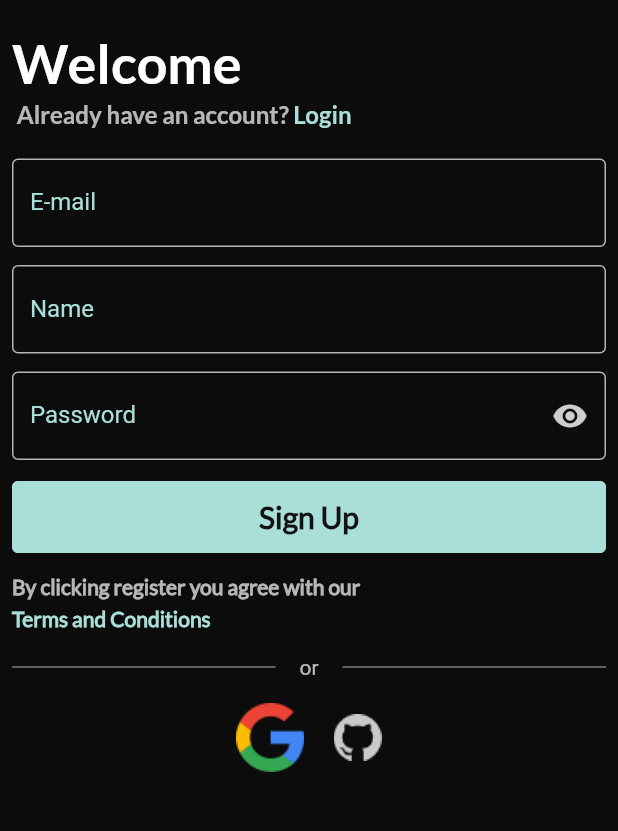
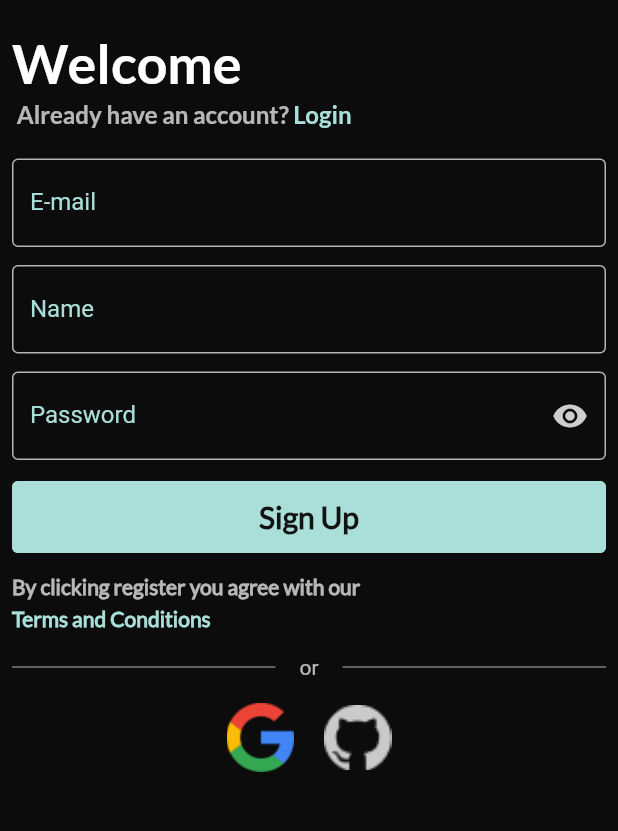
Before and after one commit to Thrauk/union, a Flutter app: the SignUpPage screen opened directly, on a phone screen of 412 x 824 dp, the part 140-971 px from its top. Run offline on Flutter 3.47's test engine with Material 2 defaults, Android fonts, the phone set to English and light mode, and no system bars; our stand-ins replace bloc, bubble, cached_network_image, cloud_firestore, dots_indicator, equatable and 13 more; missing offline and left inert: firebase_app_check, flow_builder, flutter_cached_pdfview; accounts and stored records are empty.

Commit message:
UI: added GitHub auth button

```diff
--- a/lib/src/screens/article/create_article/bloc/create_article_bloc.dart
+++ b/lib/src/screens/article/create_article/bloc/create_article_bloc.dart
@@ -56,7 +56,6 @@ class CreateArticleBloc extends Bloc<CreateArticleEvent, CreateArticleState> {
         _articleRepository.createArticle(article, projectId: event.projectId);
         emit(state.copyWith(status: FormzStatus.submissionSuccess));
       } catch (_) {
-        // TODO display on screen it's submission failure
         emit(state.copyWith(status: FormzStatus.submissionFailure));
       }
     }
--- a/lib/src/screens/auth/sign_up/cubit/sign_up_cubit.dart
+++ b/lib/src/screens/auth/sign_up/cubit/sign_up_cubit.dart
@@ -35,7 +35,6 @@ class SignUpCubit extends Cubit<SignUpState> {
       state.copyWith(
         name: name,
         status: Formz.validate(
-          // ignore: always_specify_types
           [
             state.email,
             name,
--- a/lib/src/screens/auth/widgets/auth_option/social_auth_widget.dart
+++ b/lib/src/screens/auth/widgets/auth_option/social_auth_widget.dart
@@ -31,7 +31,8 @@ class SocialAuthWidget extends StatelessWidget {
         const SizedBox(
           width: 20,
         ),
-        const GithubLoginWidget(),
+        SizedBox(
+            width:45,child: const GithubLoginWidget()),
         // const Image(
         //   image: AssetImage('assets/icons/facebook_icon.png'),
         // ),
--- a/lib/src/screens/home/view/home_page.dart
+++ b/lib/src/screens/home/view/home_page.dart
@@ -44,8 +44,6 @@ class _HomePage extends StatelessWidget {
             mainAxisSize: MainAxisSize.min,
             children: <Widget>[
               const ChoosePostTypeWidget(),
-              // if(state.postType == PostType.PROJECT)
-              //         Container(height: 100,child: PopularProjectsListWidget()),
               Expanded(
                 child: ListView.builder(
                   itemCount: state.posts.length,
--- a/lib/src/screens/intro/view/intro_page.dart
+++ b/lib/src/screens/intro/view/intro_page.dart
@@ -10,7 +10,7 @@ class IntroPage extends StatelessWidget {
   static const List<String> descriptionList = <String>[
     'Find a team and start working\ntogether',
     'Write or discover thousands of\narticles',
-    'Find tech events happening\nnear you'
+    'Group up with other people\n into awesome organizations'
   ];
   static const int maxPageNumber = 3;
 
--- a/lib/src/screens/open_roles/apply_to_open_role/bloc/apply_to_open_role_bloc.dart
+++ b/lib/src/screens/open_roles/apply_to_open_role/bloc/apply_to_open_role_bloc.dart
@@ -24,7 +24,7 @@ class ApplyToOpenRoleBloc extends Bloc<ApplyToOpenRoleEvent, ApplyToOpenRoleStat
 
   Future<FutureOr<void>> _applyButtonPressed(ApplyButtonPressed event, Emitter<ApplyToOpenRoleState> emit) async {
     try {
-      await _firebaseProjectOpenRoleRepository.addUidToOpenRole(
+      await _firebaseProjectOpenRoleRepository.createApplication(
           ProjectOpenRoleApplication(uid: event.uid, notice: state.notice), event.openRoleId,
           filePickerResult: state.filePickerResult, userCVPath: state.cvUrl);
       emit(state.copyWith(status: FormzStatus.submissionSuccess));
--- a/lib/src/screens/widgets/github/github_login_widget/github_login_widget.dart
+++ b/lib/src/screens/widgets/github/github_login_widget/github_login_widget.dart
@@ -33,6 +33,7 @@ class _GithubLoginWidget extends StatelessWidget {
           },
           child: const Image(
             image: AssetImage('assets/icons/github_icon.png'),
+            fit: BoxFit.fill,
           ),
         );
       },
--- a/lib/src/widgets/fields/single_line_field.dart
+++ b/lib/src/widgets/fields/single_line_field.dart
@@ -20,7 +20,6 @@ class SingleLineField extends StatelessWidget {
   Widget build(BuildContext context) {
     return TextFormField(
       initialValue: initialText,
-      //keyboardType: TextInputType.multiline,
       style: AppStyles.textStyleBody,
       onChanged: onChanged,
       cursorColor: AppColors.primaryColor,
```
Also changed, not shown: lib/src/models/form_inputs/tag_name.dart (+0 -9 lines), lib/src/repository/authentication/firebase_authentication/firebase_auth_repository.dart (+0 -14 lines), lib/src/repository/firestore/firebase_project_repository/firebase_project_open_role_repository.dart (+5 -6 lines).
